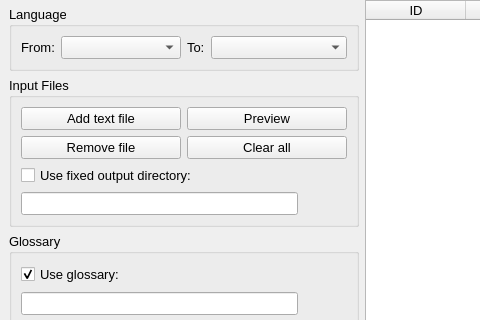
Above: ui-files/mainwindow.ui from VoxelCubes/DeepQt before the change; both pictures show x 0 to 480 and y 0 to 320 of the 1280 by 742 pixel window. Below: the same form after it.
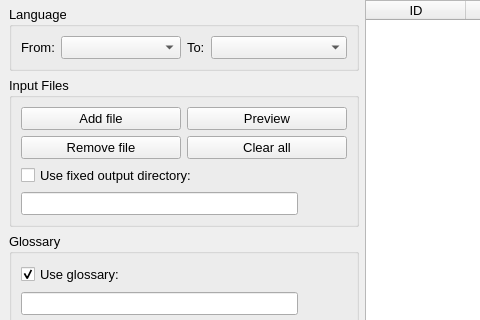
That is the form after the change. Icons and pictures are not drawn. Custom widgets are drawn as their Qt base class.

The edit to the form file:
```diff
--- a/ui-files/mainwindow.ui
+++ b/ui-files/mainwindow.ui
@@ -124,7 +124,7 @@
            <item row="0" column="0">
             <widget class="QPushButton" name="pushButton_file_add">
              <property name="text">
-              <string>Add text file</string>
+              <string>Add file</string>
              </property>
              <property name="icon">
               <iconset theme="list-add">
```
